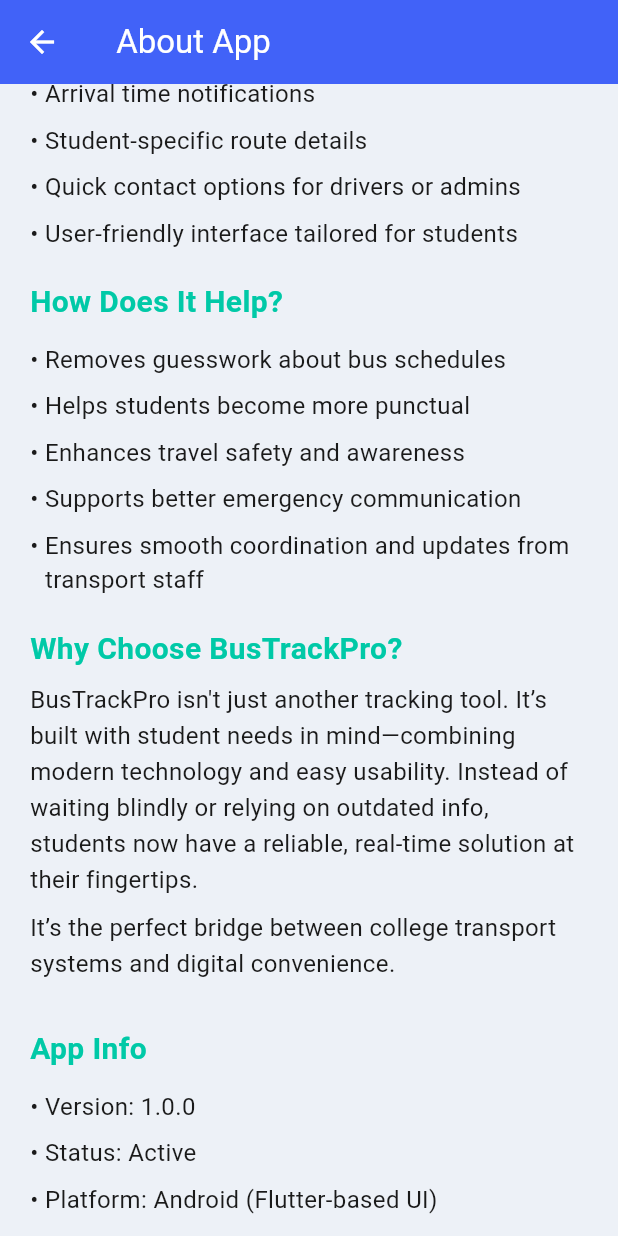
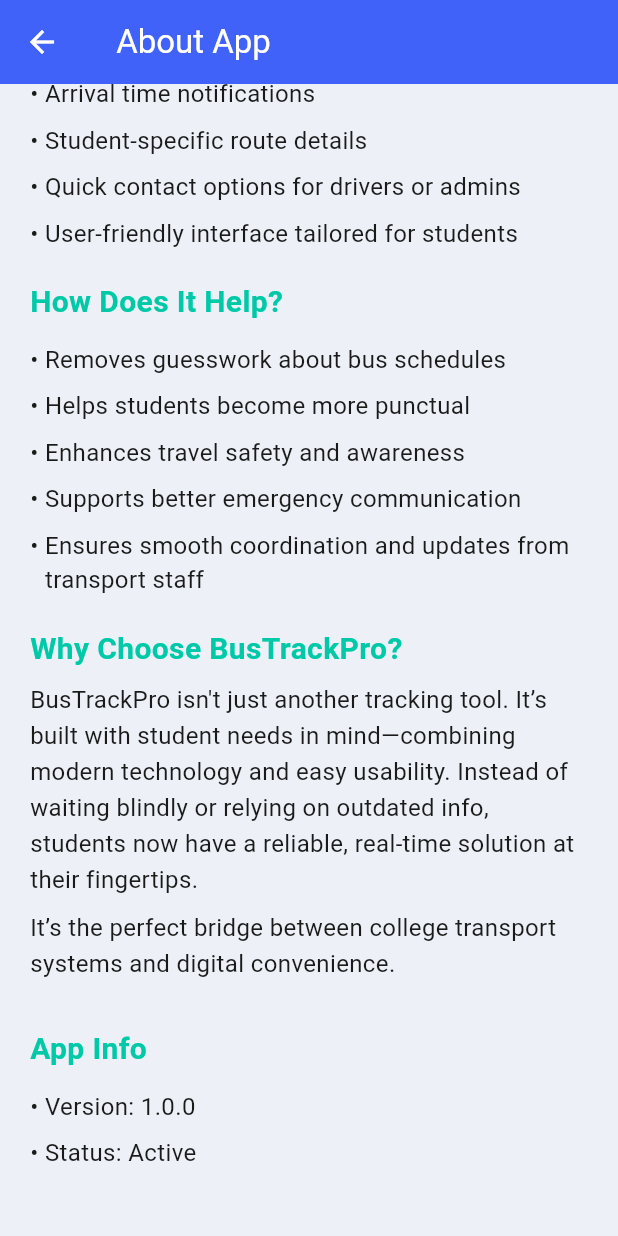
Before and after one commit to veeraworks/BusTrackPro, a Flutter app: the AboutApp screen opened directly, scrolled down 880 dp, on a phone screen of 412 x 824 dp. Run offline on Flutter 3.47's test engine with Material 3 defaults, Android fonts, the phone set to English and light mode, and no system bars.

Commit message:
Update Student home Page.dart

```diff
--- a/lib/Student home Page.dart
+++ b/lib/Student home Page.dart
@@ -320,7 +320,6 @@ class AboutApp extends StatelessWidget {
             const SizedBox(height: 8),
             _buildBullet("Version: 1.0.0"),
             _buildBullet("Status: Active"),
-            _buildBullet("Platform: Android (Flutter-based UI)"),
             const SizedBox(height: 20),
           ],
         ),
```
